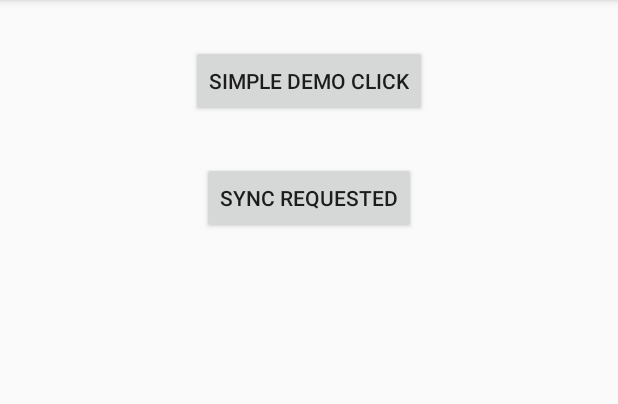
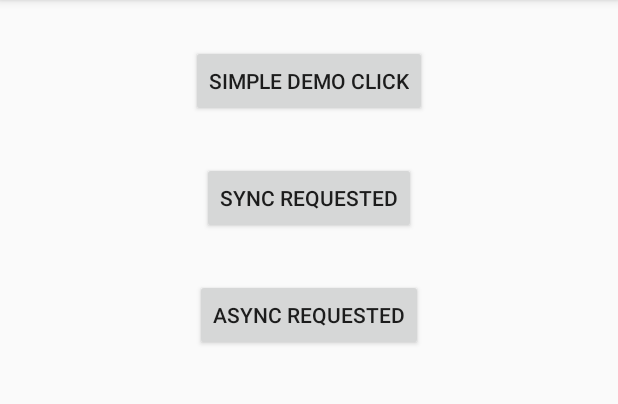
Before and after one commit to lizhen0211/Android_Rx_Java_2_Sample, an Android app: the FlowableActivity3 screen opened directly, with no data from a screen before it, on a phone screen of 412 x 824 dp, the part 84-488 px from its top. Run offline under Robolectric (Android 15) with nearby library versions, the phone set to English and light mode, and no system bars; our stand-ins replace RxJava.

```diff
--- a/app/src/main/java/com/lz/android_rxjava2_sample/FlowableActivity3.java
+++ b/app/src/main/java/com/lz/android_rxjava2_sample/FlowableActivity3.java
@@ -119,4 +119,38 @@ public class FlowableActivity3 extends AppCompatActivity {
                     }
                 });
     }
+
+    public void asyncRequestedClick(View view) {
+        Flowable.create(new FlowableOnSubscribe<Integer>() {
+            @Override
+            public void subscribe(FlowableEmitter<Integer> emitter) throws Exception {
+                //此处 current requested: 128 内部buffer的长度
+                Log.e(TAG, "current requested: " + emitter.requested());
+            }
+        }, BackpressureStrategy.ERROR)
+                .subscribeOn(Schedulers.io())
+                .observeOn(AndroidSchedulers.mainThread())
+                .subscribe(new Subscriber<Integer>() {
+                    @Override
+                    public void onSubscribe(Subscription s) {
+                        Log.e(TAG, "onSubscribe");
+                        s.request(1000);
+                    }
+
+                    @Override
+                    public void onNext(Integer integer) {
+                        Log.e(TAG, "onNext: " + integer);
+                    }
+
+                    @Override
+                    public void onError(Throwable t) {
+                        Log.w(TAG, "onError: ", t);
+                    }
+
+                    @Override
+                    public void onComplete() {
+                        Log.e(TAG, "onComplete");
+                    }
+                });
+    }
 }
--- a/app/src/main/res/layout/activity_flowable3.xml
+++ b/app/src/main/res/layout/activity_flowable3.xml
@@ -28,4 +28,16 @@
         app:layout_constraintRight_toRightOf="parent"
         app:layout_constraintTop_toBottomOf="@id/simple_demo_btn" />
 
+    <Button
+        android:id="@+id/async_requested_btn"
+        android:layout_width="wrap_content"
+        android:layout_height="wrap_content"
+        android:layout_marginTop="30dp"
+        android:onClick="asyncRequestedClick"
+        android:text="async Requested"
+        app:layout_constraintLeft_toLeftOf="parent"
+        app:layout_constraintRight_toRightOf="parent"
+        app:layout_constraintTop_toBottomOf="@id/sync_requested_btn" />
+
+
 </android.support.constraint.ConstraintLayout>
```
